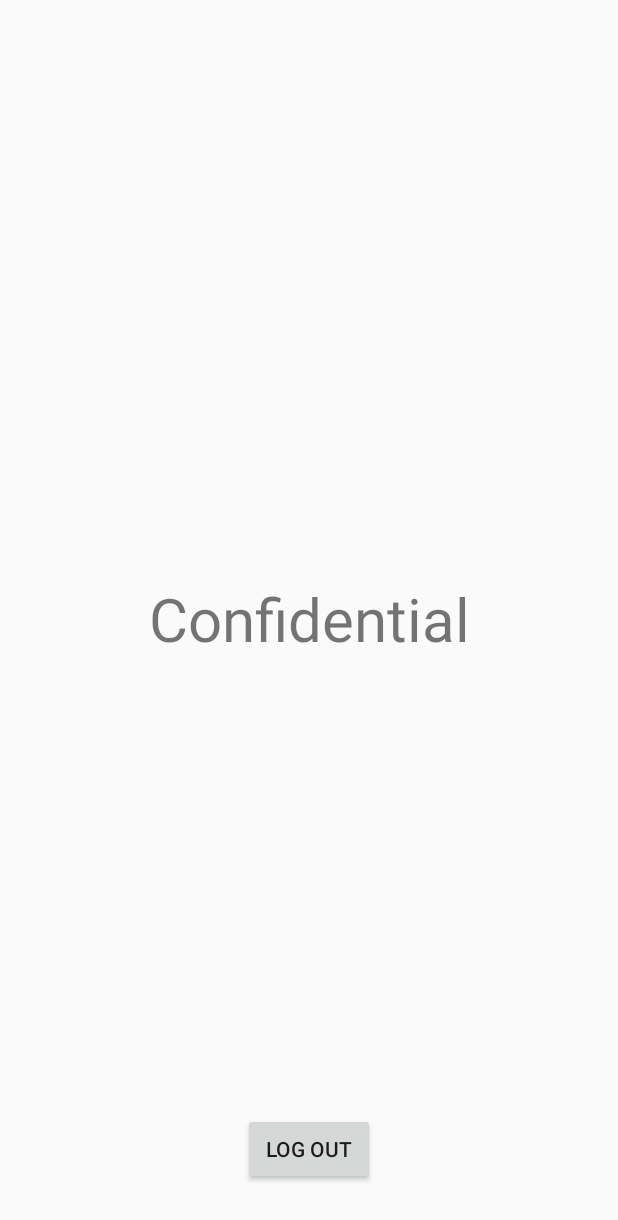
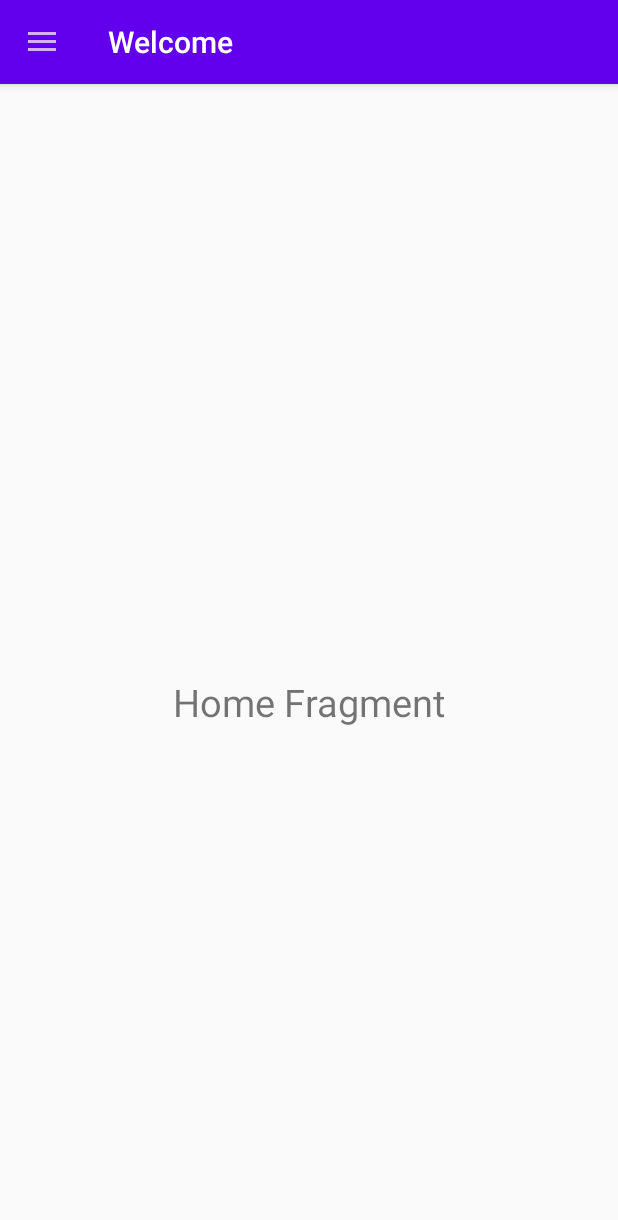
Before and after one commit to coderrohan14/CovidZap, an Android app: the screen it shows after launch once a user with an empty profile is signed in (HomeActivity), on a phone screen of 412 x 824 dp. Shown: the top 1220 px of the screen. Run offline under Robolectric (Android 15) with nearby library versions, the phone set to English and light mode, and no system bars; our stand-ins replace Firebase (no records; nobody signed in at launch, a user with empty details on screens opened directly).

Commit message:
Nav Drawer

```diff
--- a/app/build.gradle
+++ b/app/build.gradle
@@ -35,6 +35,7 @@ dependencies {
     implementation 'com.google.firebase:firebase-auth:20.0.0'
     implementation 'com.google.firebase:firebase-firestore-ktx:22.0.0'
     implementation 'androidx.coordinatorlayout:coordinatorlayout:1.1.0'
+    implementation 'androidx.legacy:legacy-support-v4:1.0.0'
     testImplementation 'junit:junit:4.12'
     androidTestImplementation 'androidx.test.ext:junit:1.1.2'
     androidTestImplementation 'androidx.test.espresso:espresso-core:3.3.0'
@@ -44,7 +45,8 @@ dependencies {
     implementation 'org.jetbrains.kotlinx:kotlinx-coroutines-play-services:1.1.1'
     implementation 'org.jetbrains.kotlinx:kotlinx-coroutines-android:1.3.9'
     implementation 'org.jetbrains.kotlinx:kotlinx-coroutines-core:1.3.9'
-
+    implementation 'com.google.android.material:material:1.1.0'
+    implementation 'com.android.support:design:28.0.0'
 }
 
 apply plugin: 'com.google.gms.google-services'
--- a/app/src/main/java/com/rohan/hackathonapp/HomeActivity.kt
+++ /dev/null
@@ -1,52 +0,0 @@
-package com.rohan.hackathonapp
-
-import android.content.Intent
-import androidx.appcompat.app.AppCompatActivity
-import android.os.Bundle
-import android.widget.Toast
-import com.google.android.gms.auth.api.signin.GoogleSignIn
-import com.google.android.gms.auth.api.signin.GoogleSignInApi
-import com.google.android.gms.auth.api.signin.GoogleSignInClient
-import com.google.android.gms.auth.api.signin.GoogleSignInOptions
-import com.google.android.gms.common.api.GoogleApiActivity
-import com.google.firebase.FirebaseApp
-import com.google.firebase.auth.FirebaseAuth
-import com.google.firebase.auth.FirebaseUser
-import com.google.firebase.auth.GoogleAuthProvider
-import kotlinx.android.synthetic.main.activity_home.*
-
-class HomeActivity : AppCompatActivity() {
-    lateinit var auth :FirebaseAuth
-    lateinit var signInClient:GoogleSignInClient
-    override fun onCreate(savedInstanceState: Bundle?) {
-        super.onCreate(savedInstanceState)
-        setContentView(R.layout.activity_home)
-        auth = FirebaseAuth.getInstance()
-        val options = GoogleSignInOptions.Builder(GoogleSignInOptions.DEFAULT_SIGN_IN)
-            .requestIdToken(getString(R.string.WebClientId2))
-            .requestEmail().requestProfile().build()
-        signInClient = GoogleSignIn.getClient(this,options)
-
-        if(auth.currentUser==null){
-            Toast.makeText(this,"Not logged in",Toast.LENGTH_LONG).show()
-        }
-        auth.currentUser?.let{
-            tvNameDis.text = it.displayName.toString()
-            tvEmailDis.text = it.email.toString()
-
-        }
-        btnLogOut.setOnClickListener {
-            auth.signOut()
-            signInClient.signOut()
-            Intent(this,LoginActivity::class.java).also{
-                startActivity(it)
-                finish()
-            }
-        }
-
-    }
-
-    override fun onBackPressed() {
-       finish()
-    }
-}
--- /dev/null
+++ b/app/src/main/java/com/rohan/hackathonapp/activities/HomeActivity.kt
@@ -0,0 +1,101 @@
+package com.rohan.hackathonapp.activities
+
+import android.app.AlertDialog
+import android.content.Intent
+import androidx.appcompat.app.AppCompatActivity
+import android.os.Bundle
+import android.view.MenuItem
+import android.view.View
+import androidx.appcompat.app.ActionBarDrawerToggle
+import com.google.android.gms.auth.api.signin.GoogleSignIn
+import com.google.android.gms.auth.api.signin.GoogleSignInClient
+import com.google.android.gms.auth.api.signin.GoogleSignInOptions
+import com.google.android.material.navigation.NavigationView
+import com.google.firebase.auth.FirebaseAuth
+import com.rohan.hackathonapp.R
+import com.rohan.hackathonapp.fragments.HomeFragment
+import com.rohan.hackathonapp.fragments.ProfileFragment
+import kotlinx.android.synthetic.main.activity_navigation.*
+
+class HomeActivity : AppCompatActivity() {
+    lateinit var auth :FirebaseAuth
+    lateinit var signInClient:GoogleSignInClient
+    lateinit var toggle: ActionBarDrawerToggle
+
+    override fun onCreate(savedInstanceState: Bundle?) {
+        super.onCreate(savedInstanceState)
+        setContentView(R.layout.activity_navigation)
+        openHome()
+        auth = FirebaseAuth.getInstance()
+        val options = GoogleSignInOptions.Builder(GoogleSignInOptions.DEFAULT_SIGN_IN)
+            .requestIdToken(getString(R.string.WebClientId2))
+            .requestEmail().requestProfile().build()
+        signInClient = GoogleSignIn.getClient(this,options)
+        setUpToolbar()
+        toggle = ActionBarDrawerToggle(this,drawerLayout, R.string.open, R.string.close)
+        drawerLayout.addDrawerListener(toggle)
+        toggle.syncState()
+        supportActionBar?.setDisplayHomeAsUpEnabled(true)
+        navView.setNavigationItemSelectedListener {
+            when (it.itemId) {
+                R.id.menu_home -> {
+                    openHome()
+                    drawerLayout.closeDrawers()
+                }
+                R.id.menu_profile -> {
+                    supportFragmentManager.beginTransaction().replace(R.id.frame, ProfileFragment())
+                        .commit()
+                    supportActionBar?.title = "Profile"
+                    drawerLayout.closeDrawers()
+                }
+                R.id.menu_log_out -> {
+//                    val alert = AlertDialog.Builder(this@HomeActivity, R.style.MyDialogTheme)
+//                    alert.setTitle("Log Out?")
+//                    alert.setMessage("Are you sure you want to Log Out?")
+//                    alert.setPositiveButton("Yes") { text, listener ->
+//                        val new4 = Intent(this@HomeActivity, LoginActivity::class.java)
+//                        startActivity(new4)
+//                    }
+//                    alert.setNegativeButton("No") { text, listener ->
+//                        openHome()
+//                        drawerLayout.closeDrawers()
+//                    }
+//                    alert.setCancelable(false)
+//                    alert.create()
+//                    alert.show()
+                }
+            }
+                true
+            }
+
+        }
+
+    fun setUpToolbar() {
+        setSupportActionBar(toolbar)
+        supportActionBar?.title = "Welcome"
+        supportActionBar?.setHomeButtonEnabled(true)
+        supportActionBar?.setDisplayHomeAsUpEnabled(true)
+    }
+
+    fun openHome() {
+        val fragment = HomeFragment()
+        val transaction = supportFragmentManager.beginTransaction()
+        transaction.replace(R.id.frame, fragment)
+        transaction.commit()
+        supportActionBar?.title = "Home"
+        navView.setCheckedItem(R.id.menu_home)
+    }
+
+    override fun onOptionsItemSelected(item: MenuItem): Boolean {
+        if(toggle.onOptionsItemSelected(item)){
+            return true
+        }
+        return super.onOptionsItemSelected(item)
+
+    }
+
+    override fun onBackPressed() {
+       finish()
+    }
+
+}
--- a/app/src/main/java/com/rohan/hackathonapp/RegisterActivity.kt
+++ b/app/src/main/java/com/rohan/hackathonapp/activities/RegisterActivity.kt
@@ -1,14 +1,12 @@
-package com.rohan.hackathonapp
+package com.rohan.hackathonapp.activities
 
 import android.content.Intent
 import androidx.appcompat.app.AppCompatActivity
 import android.os.Bundle
 import android.widget.Toast
-import com.google.firebase.FirebaseApp
 import com.google.firebase.auth.FirebaseAuth
-import com.google.firebase.auth.FirebaseUser
 import com.google.firebase.auth.UserProfileChangeRequest
-import kotlinx.android.synthetic.main.activity_main.etEmail
+import com.rohan.hackathonapp.R
 import kotlinx.android.synthetic.main.activity_register.*
 import kotlinx.coroutines.CoroutineScope
 import kotlinx.coroutines.Dispatchers
--- /dev/null
+++ b/app/src/main/java/com/rohan/hackathonapp/fragments/HomeFragment.kt
@@ -0,0 +1,44 @@
+package com.rohan.hackathonapp.fragments
+
+import android.os.Bundle
+import androidx.fragment.app.Fragment
+import android.view.LayoutInflater
+import android.view.View
+import android.view.ViewGroup
+import com.rohan.hackathonapp.R
+
+// the fragment initialization parameters, e.g. ARG_ITEM_NUMBER
+private const val ARG_PARAM1 = "param1"
+private const val ARG_PARAM2 = "param2"
+
+class HomeFragment : Fragment() {
+    private var param1: String? = null
+    private var param2: String? = null
+
+    override fun onCreate(savedInstanceState: Bundle?) {
+        super.onCreate(savedInstanceState)
+        arguments?.let {
+            param1 = it.getString(ARG_PARAM1)
+            param2 = it.getString(ARG_PARAM2)
+        }
+    }
+
+    override fun onCreateView(
+        inflater: LayoutInflater, container: ViewGroup?,
+        savedInstanceState: Bundle?
+    ): View? {
+        // Inflate the layout for this fragment
+        return inflater.inflate(R.layout.fragment_home, container, false)
+    }
+
+    companion object {
+        @JvmStatic
+        fun newInstance(param1: String, param2: String) =
+            HomeFragment().apply {
+                arguments = Bundle().apply {
+                    putString(ARG_PARAM1, param1)
+                    putString(ARG_PARAM2, param2)
+                }
+            }
+    }
+}
--- a/app/src/main/res/layout/activity_home.xml
+++ /dev/null
@@ -1,53 +0,0 @@
-<?xml version="1.0" encoding="utf-8"?>
-<androidx.constraintlayout.widget.ConstraintLayout xmlns:android="http://schemas.android.com/apk/res/android"
-    xmlns:app="http://schemas.android.com/apk/res-auto"
-    xmlns:tools="http://schemas.android.com/tools"
-    android:layout_width="match_parent"
-    android:layout_height="match_parent"
-    tools:context=".HomeActivity">
-
-    <TextView
-        android:id="@+id/tvNameDis"
-        android:layout_width="wrap_content"
-        android:layout_height="wrap_content"
-        android:layout_marginTop="100dp"
-        android:text="Name"
-        android:textSize="40sp"
-        app:layout_constraintEnd_toEndOf="parent"
-        app:layout_constraintStart_toStartOf="parent"
-        app:layout_constraintTop_toTopOf="parent" />
-
-    <TextView
-        android:id="@+id/tvEmailDis"
-        android:layout_width="wrap_content"
-        android:layout_height="wrap_content"
-        android:layout_marginBottom="100dp"
-        android:text="Email"
-        android:textSize="40sp"
-        app:layout_constraintBottom_toBottomOf="parent"
-        app:layout_constraintEnd_toEndOf="parent"
-        app:layout_constraintStart_toStartOf="parent" />
-
-    <TextView
-        android:id="@+id/tvPasswordDis"
-        android:layout_width="wrap_content"
-        android:layout_height="wrap_content"
-        android:text="Confidential"
-        android:textSize="40sp"
-        app:layout_constraintBottom_toTopOf="@+id/tvEmailDis"
-        app:layout_constraintEnd_toEndOf="parent"
-        app:layout_constraintStart_toStartOf="parent"
-        app:layout_constraintTop_toBottomOf="@+id/tvNameDis" />
-
-    <Button
-        android:id="@+id/btnLogOut"
-        android:layout_width="wrap_content"
-        android:layout_height="wrap_content"
-        android:layout_marginBottom="16dp"
-        android:text="Log Out"
-        app:layout_constraintBottom_toBottomOf="parent"
-        app:layout_constraintEnd_toEndOf="parent"
-        app:layout_constraintHorizontal_bias="0.5"
-        app:layout_constraintStart_toStartOf="parent"
-        app:layout_constraintTop_toBottomOf="@+id/tvEmailDis" />
-</androidx.constraintlayout.widget.ConstraintLayout>
--- a/app/src/main/res/layout/activity_main.xml
+++ b/app/src/main/res/layout/activity_main.xml
@@ -6,7 +6,7 @@
     android:layout_width="match_parent"
     android:layout_height="match_parent"
     android:background="@drawable/background_img"
-    tools:context=".LoginActivity">
+    tools:context=".activities.LoginActivity">
 
 
     <ImageView
--- a/app/src/main/res/layout/activity_navigation.xml
+++ b/app/src/main/res/layout/activity_navigation.xml
@@ -7,29 +7,40 @@
     android:layout_width="match_parent"
     android:layout_height="match_parent">
 
-    <androidx.constraintlayout.widget.ConstraintLayout
+    <androidx.coordinatorlayout.widget.CoordinatorLayout
+        android:id="@+id/coordinatorLayout"
         android:layout_width="match_parent"
         android:layout_height="match_parent">
+        <com.google.android.material.appbar.AppBarLayout
+            android:layout_width="match_parent"
+            android:layout_height="wrap_content"
+            android:theme="@style/ThemeOverlay.AppCompat.Dark"
+            android:elevation="0dp">
 
-        <TextView
-            android:layout_width="wrap_content"
-            android:layout_height="wrap_content"
-            android:text="COVIDZAP"
-            android:textSize="40sp"
-            app:layout_constraintBottom_toBottomOf="parent"
-            app:layout_constraintEnd_toEndOf="parent"
-            app:layout_constraintStart_toStartOf="parent"
-            app:layout_constraintTop_toTopOf="parent"
-            app:layout_constraintVertical_bias="0.451"
-            />
+            <androidx.appcompat.widget.Toolbar
+                android:id="@+id/toolbar"
+                android:layout_width="match_parent"
+                android:layout_height="wrap_content"
+                android:minHeight="?attr/actionBarSize"
+                android:background="@color/colorPrimary"
+                android:theme="@style/ThemeOverlay.AppCompat.Dark"
+                app:layout_scrollFlags="scroll|enterAlways"/>
+        </com.google.android.material.appbar.AppBarLayout>
 
-    </androidx.constraintlayout.widget.ConstraintLayout>
+        <FrameLayout
+            android:id = "@+id/frame"
+            android:layout_width="fill_parent"
+            android:layout_height="fill_parent"
+            app:layout_behavior="@string/appbar_scrolling_view_behavior"/>
+
+    </androidx.coordinatorlayout.widget.CoordinatorLayout>
    <com.google.android.material.navigation.NavigationView
        android:id="@+id/navView"
-       android:layout_width="wrap_content"
+       android:layout_width="match_parent"
        android:layout_height="match_parent"
        app:headerLayout="@layout/nav_header"
        app:menu="@menu/nav_drawer_menu"
        android:layout_gravity="start"
+       app:itemIconPadding="20dp"
        android:fitsSystemWindows="true"/>
 </androidx.drawerlayout.widget.DrawerLayout>
--- a/app/src/main/res/layout/activity_register.xml
+++ b/app/src/main/res/layout/activity_register.xml
@@ -5,7 +5,7 @@
     android:layout_width="match_parent"
     android:layout_height="match_parent"
     android:background="@drawable/background_img"
-    tools:context=".LoginActivity">
+    tools:context=".activities.LoginActivity">
 
 
     <ImageView
--- a/app/src/main/res/layout/activity_splash.xml
+++ b/app/src/main/res/layout/activity_splash.xml
@@ -4,7 +4,7 @@
     xmlns:tools="http://schemas.android.com/tools"
     android:layout_width="match_parent"
     android:layout_height="match_parent"
-    tools:context=".SplashActivity"
+    tools:context=".activities.SplashActivity"
     android:background="@drawable/background_img">
 
 
--- /dev/null
+++ b/app/src/main/res/layout/fragment_home.xml
@@ -0,0 +1,25 @@
+<?xml version="1.0" encoding="utf-8"?>
+<FrameLayout xmlns:android="http://schemas.android.com/apk/res/android"
+    xmlns:app="http://schemas.android.com/apk/res-auto"
+    xmlns:tools="http://schemas.android.com/tools"
+    android:layout_width="match_parent"
+    android:layout_height="match_parent"
+    tools:context=".fragments.HomeFragment">
+
+    <androidx.constraintlayout.widget.ConstraintLayout
+        android:layout_width="match_parent"
+        android:layout_height="match_parent">
+
+        <TextView
+            android:layout_width="wrap_content"
+            android:layout_height="wrap_content"
+            android:text="Home Fragment"
+            android:textSize="25sp"
+            app:layout_constraintBottom_toBottomOf="parent"
+            app:layout_constraintEnd_toEndOf="parent"
+            app:layout_constraintHorizontal_bias="0.5"
+            app:layout_constraintStart_toStartOf="parent"
+            app:layout_constraintTop_toTopOf="parent" />
+    </androidx.constraintlayout.widget.ConstraintLayout>
+
+</FrameLayout>
--- a/app/src/main/res/menu/nav_drawer_menu.xml
+++ b/app/src/main/res/menu/nav_drawer_menu.xml
@@ -1,18 +1,19 @@
 <?xml version="1.0" encoding="utf-8"?>
 <menu xmlns:tools="http://schemas.android.com/tools"
     xmlns:android="http://schemas.android.com/apk/res/android">
-
+    <group android:checkableBehavior="single">
     <item
-        android:id="@+id/miItem1"
-        android:title="HOME"
+        android:id="@+id/menu_home"
+        android:title="Home"
         tools:ignore="HardcodedText" />
     <item
-        android:id="@+id/miItem2"
-        android:title="HOSPITALS"
+        android:id="@+id/menu_profile"
+        android:title="Profile"
         tools:ignore="HardcodedText" />
     <item
         tools:ignore="HardcodedText"
-        android:id="@+id/miItem3"
-        android:title="LOGOUT"
+        android:id="@+id/menu_log_out"
+        android:title="Log Out"
         />
+    </group>
 </menu>
--- a/app/src/main/res/values/strings.xml
+++ b/app/src/main/res/values/strings.xml
@@ -3,6 +3,8 @@
     <string name="webClient_id">724700494588-vjvdohkb4g723ehthicd0so45k01b7gm.apps.googleusercontent.com</string>
     <string name="API_KEY">AIzaSyAKoCs1MLHQrME6wknqS1jUhOQnfnYh0js</string>
     <string name="WebClientId2">724700494588-730mo7sfa7hp3be4e8rdh88lbgtshd69.apps.googleusercontent.com</string>
-    <string name ="open">Open</string>
+    <string name="open">Open</string>
     <string name="close">Close</string>
+    <!-- TODO: Remove or change this placeholder text -->
+    <string name="hello_blank_fragment">Hello blank fragment</string>
 </resources>
--- a/app/src/main/res/values/styles.xml
+++ b/app/src/main/res/values/styles.xml
@@ -1,15 +1,13 @@
 <resources>
     <!-- Base application theme. -->
+
     <style name="AppTheme" parent="Theme.AppCompat.Light.NoActionBar">
         <!-- Customize your theme here. -->
         <item name="colorPrimary">@color/colorPrimary</item>
-        <item name="colorPrimaryDark">#00BFDC</item>
+        <item name="colorPrimaryDark">@color/colorPrimaryDark</item>
         <item name="colorAccent">@color/colorAccent</item>
     </style>
-    <style name="AppTheme.NoActionBar">
-        <item name="windowActionBar">false</item>
-        <item name="windowNoTitle">true</item>
+    <style name="MyDialogTheme" parent="Theme.AppCompat.Light.Dialog.Alert">
+        <item name="colorPrimary">@color/colorPrimary</item>
     </style>
-    <style name ="AppTheme.AppBarOverlay" parent="ThemeOverlay.AppCompat.Dark.ActionBar"/>
-        <style name = "AppTheme.PopupOverlay" parent="Theme.AppCompat.Light"/>
 </resources>
```
Also changed, not shown: app/src/main/AndroidManifest.xml (+5 -5 lines), app/src/main/java/com/rohan/hackathonapp/DrawerActivity.kt (deleted, +0 -39 lines), app/src/main/java/com/rohan/hackathonapp/activities/LoginActivity.kt (renamed from app/src/main/java/com/rohan/hackathonapp/LoginActivity.kt, +5 -4 lines), app/src/main/java/com/rohan/hackathonapp/activities/SplashActivity.kt (renamed from app/src/main/java/com/rohan/hackathonapp/SplashActivity.kt, +4 -3 lines), app/src/main/java/com/rohan/hackathonapp/fragments/ProfileFragment.kt (added, +60 -0 lines), app/src/main/res/layout/fragment_profile.xml (added, +25 -0 lines).
